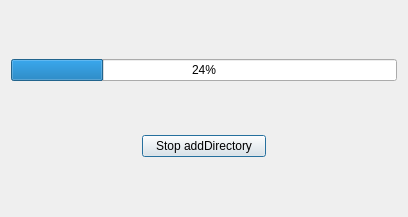
Old version of the form indexingdialog/indexingdialog.ui in the repository IEclipseI/Folder_analyzer.
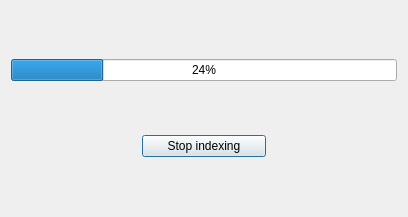
New version of the form.

Patch:
```diff
--- a/indexingdialog/indexingdialog.ui
+++ b/indexingdialog/indexingdialog.ui
@@ -33,7 +33,7 @@
    <item row="1" column="1">
     <widget class="QPushButton" name="stopSearchButton">
      <property name="text">
-      <string>Stop addDirectory</string>
+      <string>Stop indexing</string>
      </property>
     </widget>
    </item>
```
